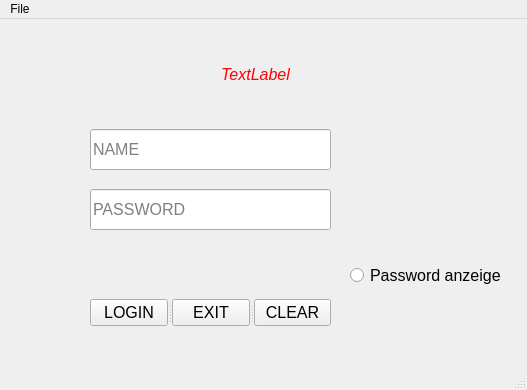
Before: the Qt Designer form mainwindow.ui in awalii/Qt_Gruppenarbeit_Probie, drawn with Qt 5.
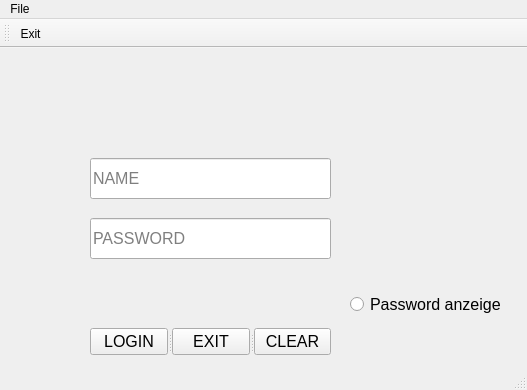
After: the same form once the commit is applied. Icons and pictures are not drawn.

```diff
--- a/mainwindow.ui
+++ b/mainwindow.ui
@@ -70,7 +70,7 @@
      </font>
     </property>
     <property name="text">
-     <string>&lt;html&gt;&lt;head/&gt;&lt;body&gt;&lt;p align=&quot;center&quot;&gt;&lt;span style=&quot; font-style:italic; color:#ff0004;&quot;&gt;TextLabel&lt;/span&gt;&lt;/p&gt;&lt;/body&gt;&lt;/html&gt;</string>
+     <string>&lt;html&gt;&lt;head/&gt;&lt;body&gt;&lt;p align=&quot;center&quot;&gt;&lt;br/&gt;&lt;/p&gt;&lt;/body&gt;&lt;/html&gt;</string>
     </property>
    </widget>
    <widget class="QRadioButton" name="rd_btn">
@@ -162,6 +162,18 @@
    <addaction name="menuFile"/>
   </widget>
   <widget class="QStatusBar" name="statusbar"/>
+  <widget class="QToolBar" name="toolBar">
+   <property name="windowTitle">
+    <string>toolBar</string>
+   </property>
+   <attribute name="toolBarArea">
+    <enum>TopToolBarArea</enum>
+   </attribute>
+   <attribute name="toolBarBreak">
+    <bool>false</bool>
+   </attribute>
+   <addaction name="actionExit"/>
+  </widget>
   <action name="actionExit">
    <property name="text">
     <string>Exit</string>
```
Left out of the diff: 27 changed lines with no effect on the pictures.
